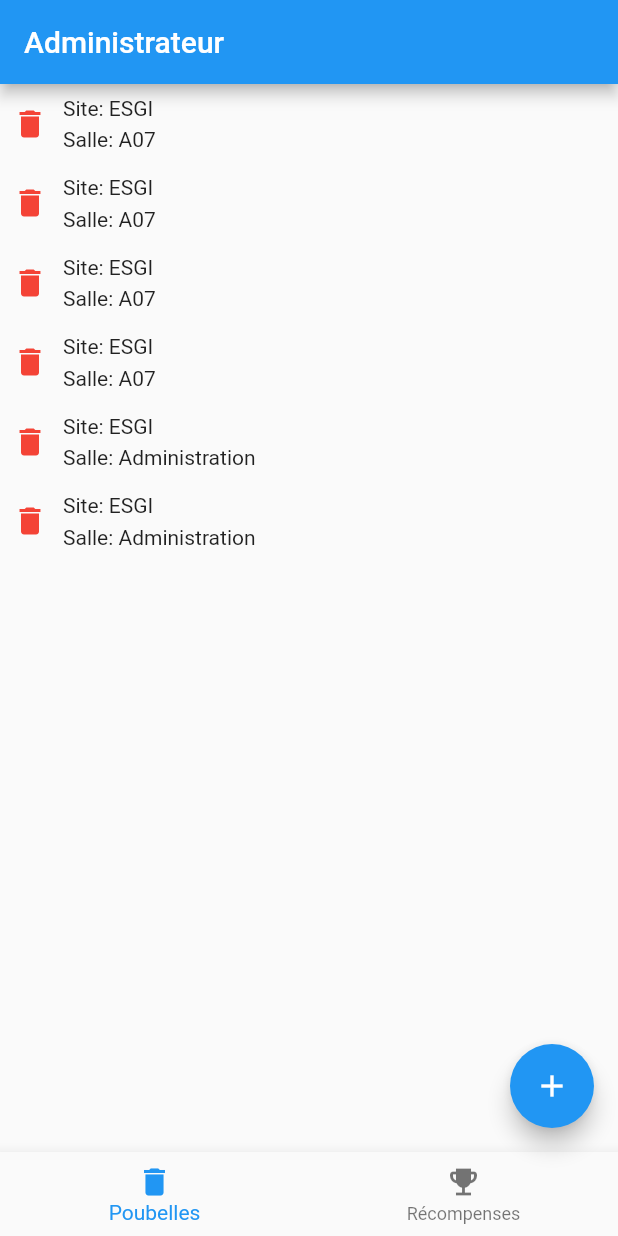
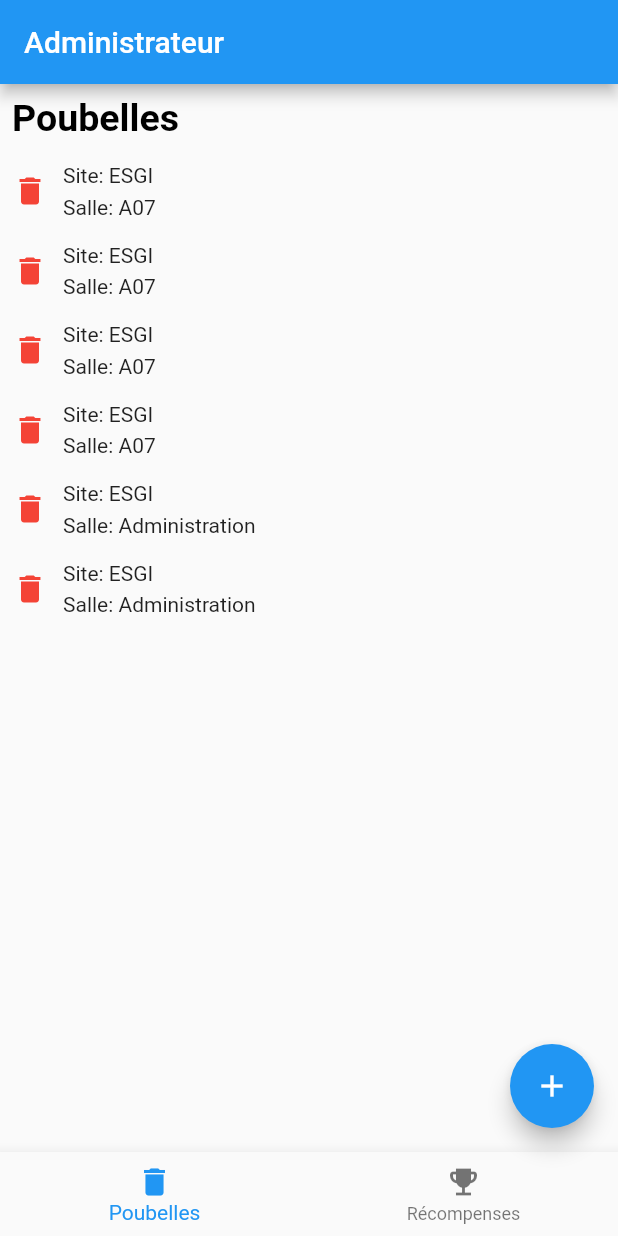
Before and after one commit to Ancelotow/green-ring-app, a Flutter app: the screen it shows after launch, on a phone screen of 412 x 824 dp. Run offline on Flutter 3.47's test engine with Material 2 defaults, Android fonts, the phone set to English and light mode, and no system bars; our stand-ins replace confetti; missing offline and left inert: flutter_barcode_scanner, nfc_manager.

Commit message:
list of garbages

```diff
--- a/lib/ui/garbage_manage_page.dart
+++ b/lib/ui/garbage_manage_page.dart
@@ -27,7 +27,19 @@ class _GarbageManagePageState extends State<GarbageManagePage> {
 
   @override
   Widget build(BuildContext context) {
-    return ListView.builder(
+    return Column(
+      mainAxisAlignment: MainAxisAlignment.start,
+      crossAxisAlignment: CrossAxisAlignment.start,
+      children: [
+        Padding(
+          padding: const EdgeInsets.all(8.0),
+          child: Text(
+            "Poubelles",
+            style: Theme.of(context).textTheme.displayMedium,
+          ),
+        ),
+        Expanded(
+          child: ListView.builder(
             itemCount: _garbages.length,
             itemBuilder: (context, index) {
               final item = _garbages[index];
@@ -43,13 +55,17 @@ class _GarbageManagePageState extends State<GarbageManagePage> {
                     crossAxisAlignment: CrossAxisAlignment.center,
                     children: [
                       IconGarbage(garbage: item),
-                const SizedBox(width: 10,),
+                      const SizedBox(
+                        width: 10,
+                      ),
                       Column(
                         mainAxisAlignment: MainAxisAlignment.center,
                         crossAxisAlignment: CrossAxisAlignment.start,
                         children: [
                           Text("Site: ${item.site}"),
-                    const SizedBox(height: 5,),
+                          const SizedBox(
+                            height: 5,
+                          ),
                           Text("Salle: ${item.salle}")
                         ],
                       )
@@ -58,6 +74,9 @@ class _GarbageManagePageState extends State<GarbageManagePage> {
                 ),
               );
             },
+          ),
+        ),
+      ],
     );
   }
 
```
Lines whose indentation alone changed are shown as unchanged.
